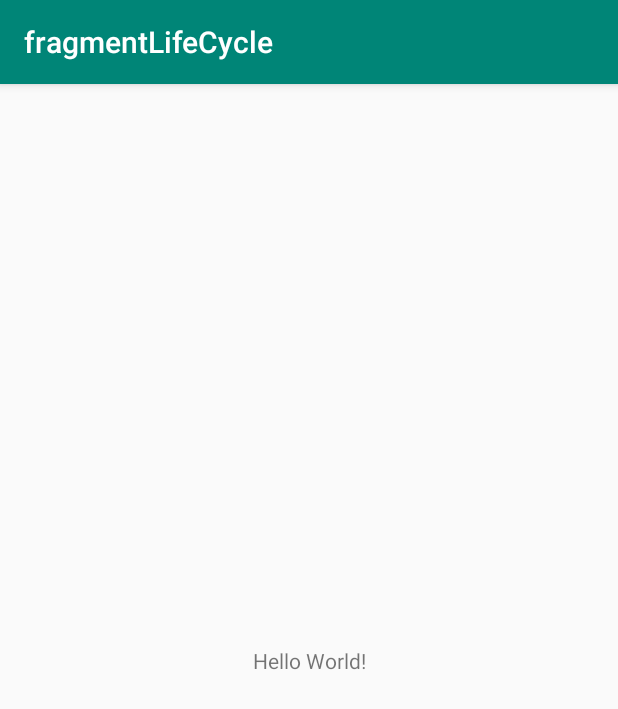
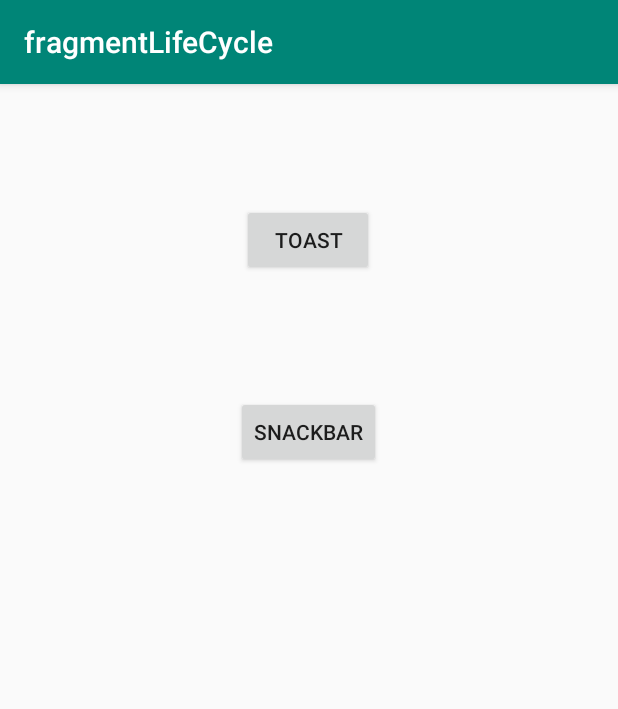
Before and after one commit to marianolop22/fragmentLifeCycle, an Android app: the screen it shows after launch (MainActivity), on a phone screen of 412 x 824 dp. Shown: the top 709 px of the screen. Run offline under Robolectric (Android 15) with nearby library versions, the phone set to English and light mode, and no system bars.

Commit message:
fin ejercicio

```diff
--- a/app/build.gradle
+++ b/app/build.gradle
@@ -22,7 +22,9 @@ dependencies {
     implementation fileTree(dir: 'libs', include: ['*.jar'])
     implementation 'com.android.support:appcompat-v7:28.0.0'
     implementation 'com.android.support.constraint:constraint-layout:1.1.3'
+    implementation 'com.android.support:support-v4:28.0.0'
     testImplementation 'junit:junit:4.12'
     androidTestImplementation 'com.android.support.test:runner:1.0.2'
     androidTestImplementation 'com.android.support.test.espresso:espresso-core:3.0.2'
+    implementation 'com.android.support:design:28.0.0'
 }
--- /dev/null
+++ b/app/src/main/java/com/example/fragmentlifecycle/BlankFragment.java
@@ -0,0 +1,110 @@
+package com.example.fragmentlifecycle;
+
+import android.content.Context;
+import android.net.Uri;
+import android.os.Bundle;
+import android.support.annotation.Nullable;
+import android.support.design.widget.Snackbar;
+import android.support.v4.app.Fragment;
+import android.view.LayoutInflater;
+import android.view.View;
+import android.view.ViewGroup;
+import android.widget.Button;
+import android.widget.Toast;
+
+
+/**
+ * A simple {@link Fragment} subclass.
+ * Activities that contain this fragment must implement the
+ * {@link BlankFragment.OnFragmentInteractionListener} interface
+ * to handle interaction events.
+ */
+public class BlankFragment extends Fragment {
+
+    Button btnToast;
+    Button btnSnackBar;
+
+    private OnFragmentInteractionListener mListener;
+
+    public BlankFragment() {
+        // Required empty public constructor
+    }
+
+
+    @Override
+    public View onCreateView(LayoutInflater inflater, ViewGroup container,
+                             Bundle savedInstanceState) {
+        // Inflate the layout for this fragment
+        return inflater.inflate(R.layout.fragment_blank, container, false);
+    }
+
+    // TODO: Rename method, update argument and hook method into UI event
+    public void onButtonPressed(Uri uri) {
+        if (mListener != null) {
+            mListener.onFragmentInteraction(uri);
+        }
+    }
+
+    @Override
+    public void onAttach(Context context) {
+        super.onAttach(context);
+        //Toast.makeText( getActivity(), "Mensaje desde fragment", Toast.LENGTH_SHORT).show();
+        if (context instanceof OnFragmentInteractionListener) {
+            mListener = (OnFragmentInteractionListener) context;
+        } else {
+            throw new RuntimeException(context.toString()
+                    + " must implement OnFragmentInteractionListener");
+        }
+
+
+
+    }
+
+    @Override
+    public void onActivityCreated(@Nullable Bundle savedInstanceState) {
+        super.onActivityCreated(savedInstanceState);
+
+        btnSnackBar = getActivity().findViewById(R.id.btnSnackBAr);
+        //btnSnackBar.setOnClickListener(this);
+        btnSnackBar.setOnClickListener(new View.OnClickListener() {
+            @Override
+            public void onClick(View v) {
+                Snackbar.make(v, "Mensaje Snackbar", Snackbar.LENGTH_LONG)
+                        .setAction("Action", null).show();
+            }
+        });
+
+
+        btnToast = getActivity().findViewById(R.id.btnToast);
+        btnToast.setOnClickListener(new View.OnClickListener() {
+            @Override
+            public void onClick(View v) {
+                Toast.makeText( getContext(), "Mensaje desde fragment", Toast.LENGTH_SHORT).show();
+            }
+        });
+
+
+    }
+
+    @Override
+    public void onDetach() {
+        super.onDetach();
+        mListener = null;
+    }
+
+
+    /**
+     * This interface must be implemented by activities that contain this
+     * fragment to allow an interaction in this fragment to be communicated
+     * to the activity and potentially other fragments contained in that
+     * activity.
+     * <p>
+     * See the Android Training lesson <a href=
+     * "http://developer.android.com/training/basics/fragments/communicating.html"
+     * >Communicating with Other Fragments</a> for more information.
+     */
+    public interface OnFragmentInteractionListener {
+        // TODO: Update argument type and name
+        void onFragmentInteraction(Uri uri);
+    }
+}
--- a/app/src/main/java/com/example/fragmentlifecycle/MainActivity.java
+++ b/app/src/main/java/com/example/fragmentlifecycle/MainActivity.java
@@ -1,13 +1,25 @@
 package com.example.fragmentlifecycle;
 
+import android.net.Uri;
 import android.support.v7.app.AppCompatActivity;
 import android.os.Bundle;
+import android.widget.Button;
+import android.widget.Toast;
 
-public class MainActivity extends AppCompatActivity {
+public class MainActivity extends AppCompatActivity implements BlankFragment.OnFragmentInteractionListener {
+
+    Button btnToast;
 
     @Override
     protected void onCreate(Bundle savedInstanceState) {
         super.onCreate(savedInstanceState);
         setContentView(R.layout.activity_main);
+
+        Toast.makeText( this, "Mensaje desde activity", Toast.LENGTH_SHORT).show();
+    }
+
+    @Override
+    public void onFragmentInteraction(Uri uri) {
+
     }
 }
--- a/app/src/main/res/layout/activity_main.xml
+++ b/app/src/main/res/layout/activity_main.xml
@@ -6,13 +6,17 @@
     android:layout_height="match_parent"
     tools:context=".MainActivity">
 
-    <TextView
-        android:layout_width="wrap_content"
-        android:layout_height="wrap_content"
-        android:text="Hello World!"
+    <fragment
+        android:id="@+id/fragment"
+        android:name="com.example.fragmentlifecycle.BlankFragment"
+        android:layout_width="0dp"
+        android:layout_height="0dp"
+        android:layout_marginStart="8dp"
+        android:layout_marginTop="8dp"
+        android:layout_marginEnd="8dp"
+        android:layout_marginBottom="8dp"
         app:layout_constraintBottom_toBottomOf="parent"
-        app:layout_constraintLeft_toLeftOf="parent"
-        app:layout_constraintRight_toRightOf="parent"
+        app:layout_constraintEnd_toEndOf="parent"
+        app:layout_constraintStart_toStartOf="parent"
         app:layout_constraintTop_toTopOf="parent" />
-
 </android.support.constraint.ConstraintLayout>
--- /dev/null
+++ b/app/src/main/res/layout/fragment_blank.xml
@@ -0,0 +1,34 @@
+<?xml version="1.0" encoding="utf-8"?>
+<android.support.constraint.ConstraintLayout xmlns:android="http://schemas.android.com/apk/res/android"
+    xmlns:app="http://schemas.android.com/apk/res-auto"
+    xmlns:tools="http://schemas.android.com/tools"
+    android:layout_width="match_parent"
+    android:layout_height="match_parent"
+    tools:context=".BlankFragment">
+
+    <Button
+        android:id="@+id/btnToast"
+        android:layout_width="wrap_content"
+        android:layout_height="wrap_content"
+        android:layout_marginStart="8dp"
+        android:layout_marginTop="72dp"
+        android:layout_marginEnd="8dp"
+        android:text="Toast"
+        app:layout_constraintEnd_toEndOf="parent"
+        app:layout_constraintHorizontal_bias="0.498"
+        app:layout_constraintStart_toStartOf="parent"
+        app:layout_constraintTop_toTopOf="parent" />
+
+    <Button
+        android:id="@+id/btnSnackBAr"
+        android:layout_width="wrap_content"
+        android:layout_height="wrap_content"
+        android:layout_marginStart="8dp"
+        android:layout_marginTop="80dp"
+        android:layout_marginEnd="8dp"
+        android:text="SnackBar"
+        app:layout_constraintEnd_toEndOf="parent"
+        app:layout_constraintHorizontal_bias="0.498"
+        app:layout_constraintStart_toStartOf="parent"
+        app:layout_constraintTop_toBottomOf="@+id/btnToast" />
+</android.support.constraint.ConstraintLayout>
--- a/app/src/main/res/values/strings.xml
+++ b/app/src/main/res/values/strings.xml
@@ -1,3 +1,6 @@
 <resources>
     <string name="app_name">fragmentLifeCycle</string>
+
+    <!-- TODO: Remove or change this placeholder text -->
+    <string name="hello_blank_fragment">Hello blank fragment</string>
 </resources>
```
